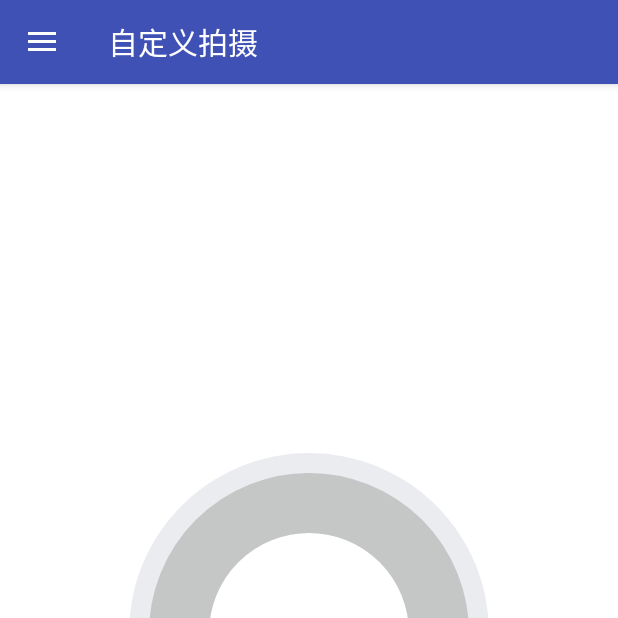
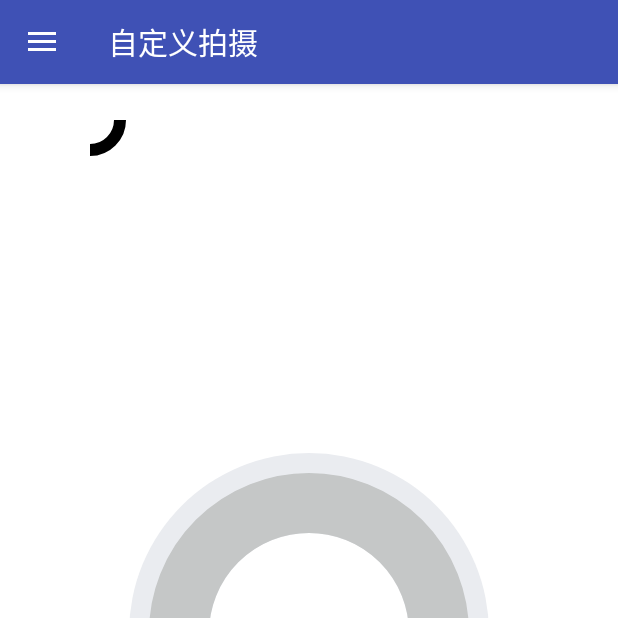
Before and after one commit to mcfire2018/zhiying, an Android app: the screen it shows after launch (CustomMode_yuntai), on a phone screen of 412 x 824 dp, the top half of it. Run offline under Robolectric (Android 15) with nearby library versions, the phone set to English and light mode, and no system bars.

Commit message:
circle draw done

```diff
--- a/app/src/main/java/com/example/sushiyu/smartshot/SuperCircleView.java
+++ b/app/src/main/java/com/example/sushiyu/smartshot/SuperCircleView.java
@@ -46,7 +46,10 @@ public class SuperCircleView extends View {
 
     private double A; //余弦定理A边
     private double B; //余弦定理B边
+    private int mStartAngle; //余弦定理B边
     private int mAngle; //余弦定理B边
+    private int mViewZeroAngleX;   //view宽的中心点
+    private int mViewZeroAngleY;   //view高的中心点
 
 
     private float mRingAngleWidth;  //每一段的角度
@@ -86,9 +89,12 @@ public class SuperCircleView extends View {
         mPaint = new Paint(Paint.ANTI_ALIAS_FLAG);
         mPaint.setAntiAlias(true);
         this.setWillNotDraw(false);
-        color[0] = Color.parseColor("#8EE484");
-        color[1] = Color.parseColor("#97C0EF");
-        color[2] = Color.parseColor("#8EE484");
+        //color[0] = Color.parseColor("#8EE484");
+        //color[1] = Color.parseColor("#97C0EF");
+        //color[2] = Color.parseColor("#8EE484");
+		color[0] = Color.parseColor("#000000");
+        color[1] = Color.parseColor("#000000");
+        color[2] = Color.parseColor("#000000");
     }
 
 
@@ -100,12 +106,16 @@ public class SuperCircleView extends View {
         mViewHeight = getMeasuredHeight();
         mViewCenterX = mViewWidth / 2;
         mViewCenterY = mViewHeight / 2;
+		mViewZeroAngleX = mViewCenterX + mMinRadio + (int)(mRingWidth / 2);
+		mViewZeroAngleY = mViewCenterY + mMinRadio + (int)(mRingWidth / 2);
         Log.e(TAG, "mViewCenterX = "+mViewCenterX);
         Log.e(TAG, "mMinRadio = "+mMinRadio);
         Log.e(TAG, "mRingWidth = "+mRingWidth);
         Log.e(TAG, "mViewCenterY = "+mViewCenterY);
         Log.e(TAG, "mMinRadio = "+mMinRadio);
         Log.e(TAG, "mRingWidth = "+mRingWidth);
+		Log.e(TAG, "mViewZeroAngleX = "+mViewZeroAngleX);
+        Log.e(TAG, "mViewZeroAngleY = "+mViewZeroAngleY);
         mRectF = new RectF(mViewCenterX - mMinRadio - mRingWidth / 2, mViewCenterY - mMinRadio - mRingWidth / 2, mViewCenterX + mMinRadio + mRingWidth / 2, mViewCenterY + mMinRadio + mRingWidth / 2);
         mRingAngleWidth = (360 - mSelect * mSelectAngle) / mSelect;
     }
@@ -117,7 +127,7 @@ public class SuperCircleView extends View {
         /**
          * 显示彩色断大于总共的段数是错误的
          */
-        Log.e(TAG, "onDraw");
+        Log.e(TAG, "onDraw isShowSelect " + isShowSelect);
 
         if (isShowSelect && mSelectRing > mSelect) {
             return;
@@ -138,24 +148,67 @@ public class SuperCircleView extends View {
 
         float Action_x = event.getX();
         float Action_y = event.getY();
+		float distance;
 
-        if (Action_x >=(mViewCenterX - mMinRadio - mRingWidth / 2)
-                && Action_x <= (mViewCenterX + mMinRadio + mRingWidth / 2)
-                && Action_y >= (mViewCenterY - mMinRadio - mRingWidth / 2)
-                && Action_y <= (mViewCenterY + mMinRadio + mRingWidth / 2)) {
+		distance = (float)Math.sqrt((Action_x - mViewCenterX) * (Action_x - mViewCenterX) +
+			(Action_y - mViewCenterY) * (Action_y - mViewCenterY));
+		Log.e(TAG, "distance " + distance);
+		/*
+        if (Action_x >= (mViewCenterX - mMinRadio - mRingWidth / 2 - 50)
+            && Action_x <= (mViewCenterX + mMinRadio + mRingWidth / 2 + 50)
+            && Action_y >= (mViewCenterY - mMinRadio - mRingWidth / 2 - 50)
+            && Action_y <= (mViewCenterY + mMinRadio + mRingWidth / 2 + 50)) {
+        */
+        if ((distance <= (mMinRadio + mRingWidth / 2 + 100)) && distance >= 50){
+
             Log.e(TAG, "MotionEvent " + event.getAction());
             Log.e(TAG, "Action_x " + Action_x);
             Log.e(TAG, "Action_y " + Action_y);
-        }
+
+			Log.e(TAG, "mViewCenterX " + mViewCenterX);
+            Log.e(TAG, "mMinRadio " + mMinRadio);
+            Log.e(TAG, "mRingWidth / 2 " + mRingWidth / 2);
+
+			Log.e(TAG, "mViewCenterY " + mViewCenterY);
+            Log.e(TAG, "mMinRadio " + mMinRadio);
+            Log.e(TAG, "mRingWidth / 2 " + mRingWidth / 2);
+
+
+			//canvas.drawCircle(20, 60, circle);
+			mViewStartX = (((Action_x - mViewCenterX) * (mMinRadio + mRingWidth / 2)) / distance) + mViewCenterX;
+	        mViewStartY = (((Action_y - mViewCenterY) * (mMinRadio + mRingWidth / 2)) / distance) + mViewCenterY;
+			Log.e(TAG, "mViewStartX " + mViewStartX);
+			Log.e(TAG, "mViewStartY " + mViewStartY);
+			this.invalidate();
+        	/*
 	        switch(event.getAction())
 	        {
 	            case MotionEvent.ACTION_DOWN:
 	                mViewStartX = Action_x;
 	                mViewStartY = Action_y;
+					Log.e(TAG, "--------------------------");
+					// cos(<C) = (a*a + b*b -c*c) / (2*a*b)
+	                AA = ((mViewStartX - mViewCenterX) * (mViewStartX - mViewCenterX) + (mViewStartY - mViewCenterY) * (mViewStartY - mViewCenterY));
+	                Log.e(TAG, "AA " + AA);
+	                BB = ((mViewZeroAngleX - mViewCenterX) * (mViewZeroAngleX - mViewCenterX) + (mViewZeroAngleY - mViewCenterY) * (mViewZeroAngleY - mViewCenterY));
+	                Log.e(TAG, "BB " + BB);
+	                CC = ((mViewStartX - mViewZeroAngleX) * (mViewStartX - mViewZeroAngleX) + (mViewStartY - mViewZeroAngleY) * (mViewStartY - mViewZeroAngleY));
+	                Log.e(TAG, "CC " + CC);
+	                A = Math.sqrt(AA);
+	                Log.e(TAG, "A" + A);
+	                B = Math.sqrt(BB);
+	                Log.e(TAG, "B" + B);
+	                mStartAngle = (360 - (int)(Math.acos((AA+BB-CC)/(2*A*B)) * 57.3));
+	                //mStartAngle = (int)(Math.acos((AA+BB-CC)/(2*A*B)) * 57.3);
+	                Log.e(TAG, " mViewStartX " + mViewStartX + " mViewStartY " + mViewStartY +
+	                        " mViewZeroAngleX " + mViewZeroAngleX + " mViewZeroAngleY " + mViewZeroAngleY +
+	                        " mStartAngle " + mStartAngle);
+	                //setSelect(mAngle);
 	                break;
 	            case MotionEvent.ACTION_UP:
 	                mViewStopX = Action_x;
 	                mViewStopY = Action_y;
+					Log.e(TAG, "###########################");
 	                // cos(<C) = (a*a + b*b -c*c) / (2*a*b)
 	                AA = ((mViewStartX - mViewCenterX) * (mViewStartX - mViewCenterX) + (mViewStartY - mViewCenterY) * (mViewStartY - mViewCenterY));
 	                Log.e(TAG, "AA " + AA);
@@ -168,9 +221,9 @@ public class SuperCircleView extends View {
 	                B = Math.sqrt(BB);
 	                Log.e(TAG, "B" + B);
 	                mAngle = (int)(Math.acos((AA+BB-CC)/(2*A*B)) * 57.3);
-                Log.e(TAG, "mViewStartX " + mViewStartX + "mViewStartY " + mViewStartY +
-                        "mViewStopX " + mViewStopX + "mViewStopY " + mViewStopY +
-                        "mAngle " + mAngle);
+	                Log.e(TAG, " mViewStartX " + mViewStartX + " mViewStartY " + mViewStartY +
+	                        " mViewStopX " + mViewStopX + " mViewStopY " + mViewStopY +
+	                        " mAngle " + mAngle);
 	                setSelect(mAngle);
 	                //mSuperCircleView.setSelect((int) (360 * (20 / 100f)));
 	                break;
@@ -178,6 +231,14 @@ public class SuperCircleView extends View {
 	                break;
 	            default:
 	                break;
+	        }
+	        */
+		}
+		else
+	    {
+	    	Log.e(TAG, "Filter MotionEvent " + event.getAction());
+	        Log.e(TAG, "Filter Action_x " + Action_x);
+	        Log.e(TAG, "Filter Action_y " + Action_y);
 	    }
         return true;
     }
@@ -195,21 +256,25 @@ public class SuperCircleView extends View {
         Log.e(TAG, "drawColorRing");
         ringColorPaint.setShader(new SweepGradient(mViewCenterX, mViewCenterX, color, null));
 
+		canvas.drawCircle(mViewStartX, mViewStartY, 6, ringColorPaint);
+
+		/*
         if (!isShowSelect) {
-            canvas.drawArc(mRectF, 270, mSelectRing, false, ringColorPaint);
+            canvas.drawArc(mRectF, mStartAngle, mSelectRing, false, ringColorPaint);
             return;
         }
         if (mSelect == mSelectRing && mSelectRing != 0 && mSelect != 0) {
-            canvas.drawArc(mRectF, 270, 360, false, ringColorPaint);
+            canvas.drawArc(mRectF, mStartAngle, 360, false, ringColorPaint);
         } else {
             Log.d(TAG, (mRingAngleWidth * mSelectRing + mSelectAngle + mSelectRing) + "");
-            canvas.drawArc(mRectF, 270, mRingAngleWidth * mSelectRing + mSelectAngle * mSelectRing, false, ringColorPaint);
+            canvas.drawArc(mRectF, mStartAngle, mRingAngleWidth * mSelectRing + mSelectAngle * mSelectRing, false, ringColorPaint);
         }
         ringColorPaint.setShader(null);
         ringColorPaint.setColor(mMaxCircleColor);
         for (int i = 0; i < mSelectRing; i++) {
-            canvas.drawArc(mRectF, 270 + (i * mRingAngleWidth + (i) * mSelectAngle), mSelectAngle, false, ringColorPaint);
+            canvas.drawArc(mRectF, mStartAngle + (i * mRingAngleWidth + (i) * mSelectAngle), mSelectAngle, false, ringColorPaint);
         }
+        */
     }
 
     /**
@@ -222,15 +287,15 @@ public class SuperCircleView extends View {
         ringNormalPaint.setStyle(Paint.Style.STROKE);
         ringNormalPaint.setStrokeWidth(mRingWidth);
         ringNormalPaint.setColor(mRingNormalColor);
-        canvas.drawArc(mRectF, 270, 360, false, ringNormalPaint);
-        Log.e(TAG, "drawNormalRing");
+        canvas.drawArc(mRectF, 90, 360, false, ringNormalPaint);
+        Log.e(TAG, "drawNormalRing isShowSelect " + isShowSelect);
         if (!isShowSelect) {
             return;
         }
         ringNormalPaint.setColor(mMaxCircleColor);
         Log.e(TAG, "mSelect = "+mSelect);
         for (int i = 0; i < mSelect; i++) {
-            canvas.drawArc(mRectF, 270 + (i * mRingAngleWidth + (i) * mSelectAngle), mSelectAngle, false, ringNormalPaint);
+            canvas.drawArc(mRectF, 90 + (i * mRingAngleWidth + (i) * mSelectAngle), mSelectAngle, false, ringNormalPaint);
         }
     }
 
```
Lines whose indentation alone changed are shown as unchanged.
